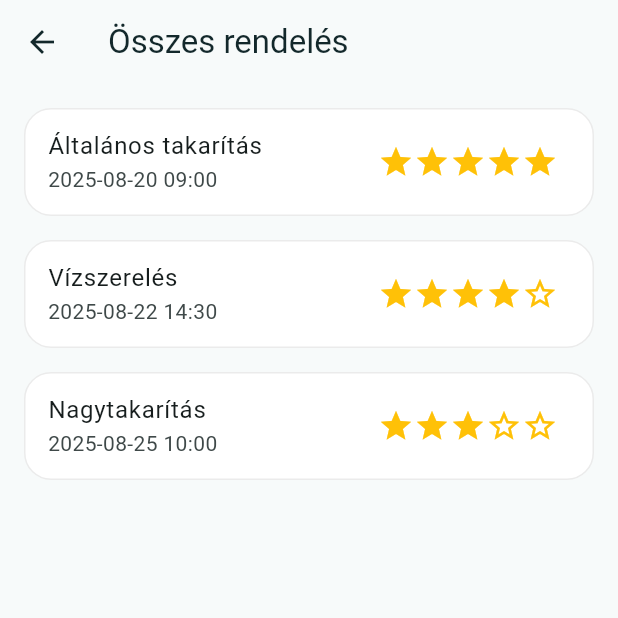
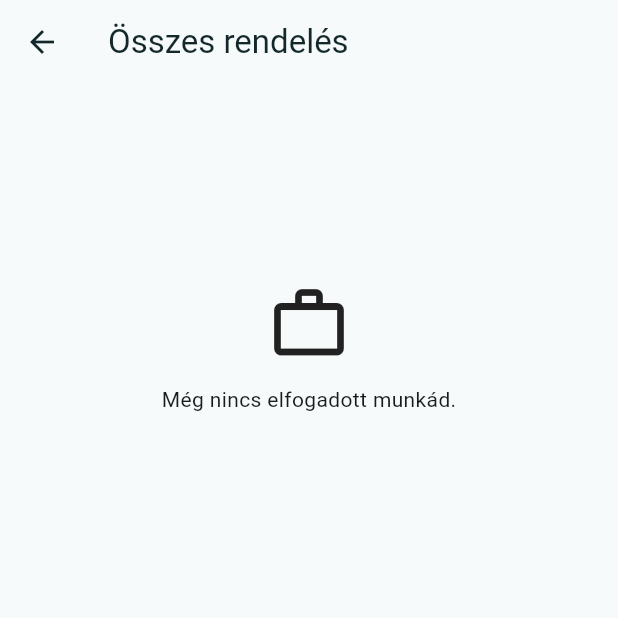
Before and after one commit to bokatimea-debug/takimaki_full, a Flutter app: the ProviderAllOrdersScreen screen opened by its route, on a phone screen of 412 x 824 dp, the top half of it. Run offline on Flutter 3.47's test engine with Material 3 defaults, Android fonts, the phone set to English and light mode, and no system bars; our stand-ins replace geocoding, google_maps_flutter, image_picker, shared_preferences; accounts and stored records are empty.

Commit message:
Remove production demo orders and enforce order access

```diff
--- a/lib/screens/provider_all_orders_screen.dart
+++ b/lib/screens/provider_all_orders_screen.dart
@@ -1,51 +1,38 @@
-import "dart:convert";
 import "package:flutter/material.dart";
-import "package:shared_preferences/shared_preferences.dart";
+
 import "../services/local_marketplace_store.dart";
 
 class ProviderAllOrdersScreen extends StatefulWidget {
   const ProviderAllOrdersScreen({super.key});
   @override
-  State<ProviderAllOrdersScreen> createState() => _ProviderAllOrdersScreenState();
+  State<ProviderAllOrdersScreen> createState() =>
+      _ProviderAllOrdersScreenState();
 }
 
 class _ProviderAllOrdersScreenState extends State<ProviderAllOrdersScreen> {
-  static const String kKey = "provider_orders";
   List<Map<String, dynamic>> _items = [];
 
   Future<void> _load() async {
-    final stored = await LocalMarketplaceStore.providerOrders();
-    if (stored.isNotEmpty) {
-      _items = stored;
-      if (mounted) setState(() {});
-      return;
-    }
-    final p = await SharedPreferences.getInstance();
-    String? raw = p.getString(kKey);
-    if (raw == null || raw.isEmpty) {
-      // minta adatok értékeléssel
-      final samples = [
-        {"id":"O1","service":"Általános takarítás","when":"2025-08-20 09:00","rating":5},
-        {"id":"O2","service":"Vízszerelés","when":"2025-08-22 14:30","rating":4},
-        {"id":"O3","service":"Nagytakarítás","when":"2025-08-25 10:00","rating":3},
-      ];
-      raw = json.encode(samples);
-      await p.setString(kKey, raw);
-    }
-    _items = (json.decode(raw) as List).cast<Map<String, dynamic>>();
-    if (mounted) setState((){});
+    _items = await LocalMarketplaceStore.providerOrders();
+    if (mounted) setState(() {});
   }
 
   @override
-  void initState() { super.initState(); _load(); }
+  void initState() {
+    super.initState();
+    _load();
+  }
 
-  Widget _stars(int n){
-    n = n.clamp(0,5);
+  Widget _stars(int n) {
+    n = n.clamp(0, 5);
     return Row(
       mainAxisSize: MainAxisSize.min,
-      children: List.generate(5, (i){
+      children: List.generate(5, (i) {
         final filled = i < n;
-        return Icon(filled ? Icons.star : Icons.star_border, color: Colors.amber);
+        return Icon(
+          filled ? Icons.star : Icons.star_border,
+          color: Colors.amber,
+        );
       }),
     );
   }
@@ -56,13 +43,25 @@ class _ProviderAllOrdersScreenState extends State<ProviderAllOrdersScreen> {
       appBar: AppBar(title: const Text("Összes rendelés")),
       body: ListView.separated(
         padding: const EdgeInsets.all(12),
-        itemCount: _items.length,
-        separatorBuilder: (_, __)=> const SizedBox(height: 8),
+        itemCount: _items.isEmpty ? 1 : _items.length,
+        separatorBuilder: (_, __) => const SizedBox(height: 8),
         itemBuilder: (context, i) {
+          if (_items.isEmpty) {
+            return const Padding(
+              padding: EdgeInsets.only(top: 120),
+              child: Column(
+                children: [
+                  Icon(Icons.work_outline, size: 56),
+                  SizedBox(height: 12),
+                  Text("Még nincs elfogadott munkád."),
+                ],
+              ),
+            );
+          }
           final it = _items[i];
           final title = it["service"] ?? "";
-          final when  = it["when"] ?? "";
-          final rating = (it["rating"] ?? 0) as int;
+          final when = it["when"] ?? "${it['date'] ?? ''} ${it['time'] ?? ''}";
+          final rating = (it["rating"] as num?)?.toInt() ?? 0;
           return Card(
             child: ListTile(
               title: Text(title),
```
Also changed, not shown: lib/screens/customer_orders_screen.dart (+21 -8 lines), lib/screens/customer_search_screen.dart (+123 -30 lines), lib/screens/provider_requests_screen.dart (+14 -33 lines).
